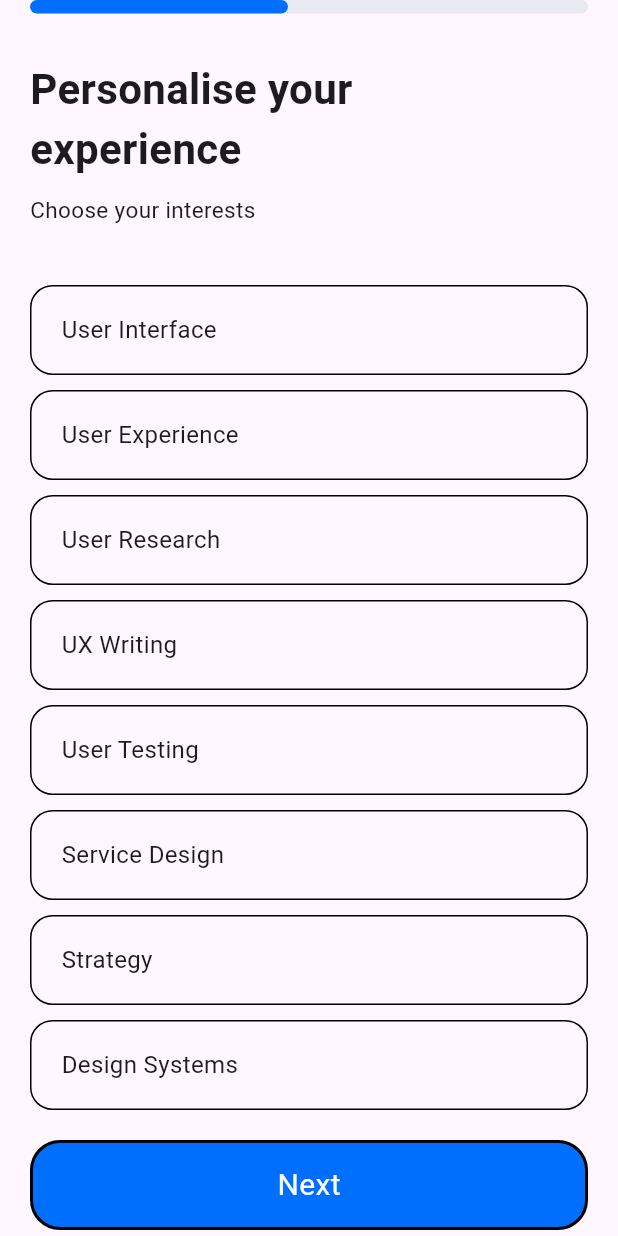
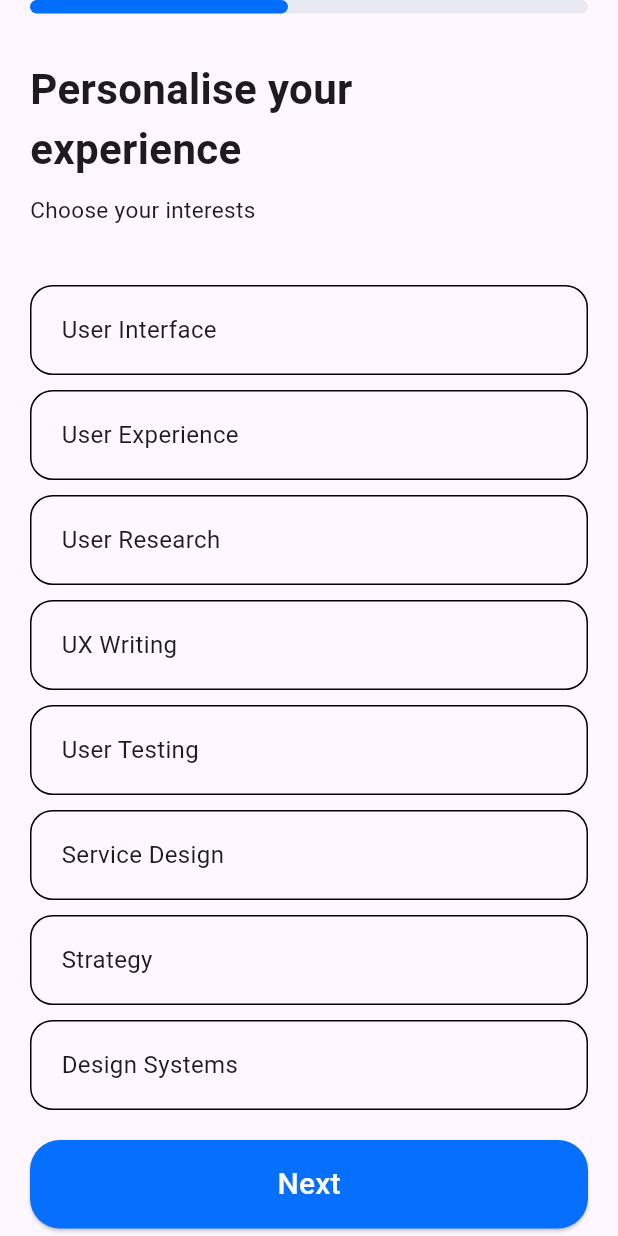
Before and after one commit to sandiphaldar01/multipurpose, a Flutter app: the NextPage screen opened directly, on a phone screen of 412 x 824 dp. Run offline on Flutter 3.47's test engine with Material 3 defaults, Android fonts, the phone set to English and light mode, and no system bars; our stand-ins replace carousel_slider, flutter_svg.

Commit message:
convert container to elevated button in next page

```diff
--- a/lib/next_page.dart
+++ b/lib/next_page.dart
@@ -96,8 +96,16 @@ class _NextPageState extends State<NextPage> {
             SizedBox(height: 20,),
           Padding(
               padding: EdgeInsets.symmetric(horizontal: 20),
-              child: InkWell(
-                onTap: () {
+              child: ElevatedButton(
+                style: ElevatedButton.styleFrom(
+                  backgroundColor: Color(0xff066FFD),
+                  minimumSize: Size.fromHeight(50),
+                  shape: RoundedRectangleBorder(
+                    borderRadius: BorderRadius.circular(20)
+                  ),
+                  padding: EdgeInsets.symmetric(vertical: 15),
+                ),
+                onPressed: (){
                   setState(() {
                     if (_selectedIndices.length >= 3){
                       Navigator.push(
@@ -122,27 +130,15 @@ class _NextPageState extends State<NextPage> {
                     }
                   });
                 },
-                child: Container(
-                height: 60,
-                width: double.infinity,
-                alignment: Alignment.center,
-                decoration: BoxDecoration(
-                  color: Color(0xff006FFD),
-                  border: Border.all(
-                    color: Colors.black,
-                    width: 2,
-                  ),
-                  borderRadius: BorderRadius.circular(20),
-                ),
-                child: Text('Next',
+                child: Text(
+                  'Next',
                   style: TextStyle(
                     fontSize: 20,
                     color: Colors.white
                   ),
+                )
               ),
-              ),
-            ),
-           ),
+            )
           ],
         ),
       ),
```
Also changed, not shown: lib/settings.dart (+0 -88 lines). Lines whose indentation alone changed are shown as unchanged.
